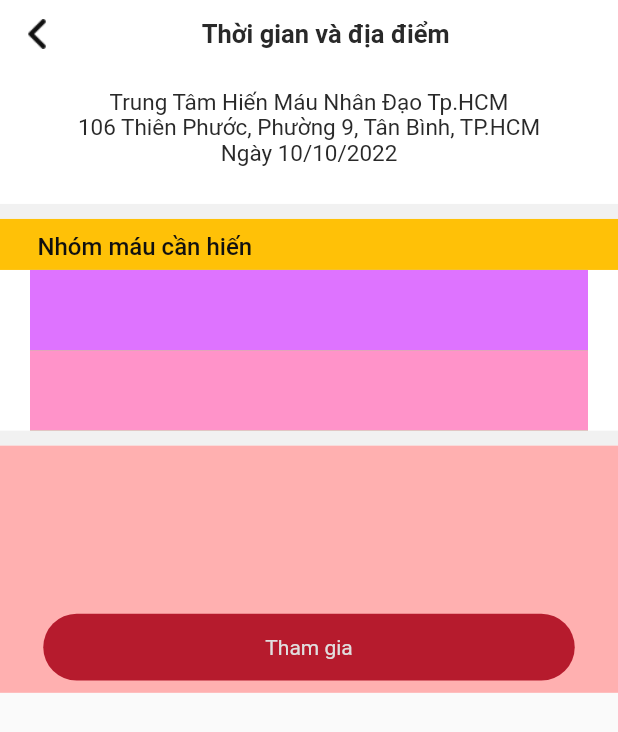
After one commit to iuhgdsc/bloody, a Flutter app: the Donation1 screen opened by its route, on a phone screen of 412 x 824 dp. The commit adds this screen. Shown: the top 732 px of the screen. Run offline on Flutter 3.47's test engine with Material 2 defaults, Android fonts, the phone set to English and light mode, and no system bars; our stand-ins replace flutter_markdown, font_awesome_flutter, go_router; network calls fail.

Commit message:
the seconds
the seconds

```diff
--- /dev/null
+++ b/lib/config/routes/app_route_config.dart
@@ -0,0 +1,43 @@
+import 'package:bloody/config/routes/app_route_constants.dart';
+import 'package:bloody/pages/Home.dart';
+import 'package:flutter/material.dart';
+import 'package:go_router/go_router.dart';
+import 'package:bloody/pages/BloodDonationEventRegister/Donation1.dart';
+import 'package:bloody/pages/BloodDonationEventRegister/Donation2.dart';
+
+class NyAppRouter {
+  GoRouter router = GoRouter(
+    routes: [
+      GoRoute(
+        name: MyAppRouteConstants.homeRouteName,
+        path: '/',
+        pageBuilder: (context, state) {
+          return MaterialPage(child: Home());
+        },
+      ),
+      GoRoute(
+        name: MyAppRouteConstants.donation1RouteName,
+        path: '/Donation1',
+        pageBuilder: (context, state) {
+          return MaterialPage(child: Donation1());
+        },
+      ),
+      GoRoute(
+        name: MyAppRouteConstants.donation2RouteName,
+        path: '/Donation2',
+        pageBuilder: (context, state) {
+          return MaterialPage(child: Donation2());
+        },
+      ),
+    ],
+    errorPageBuilder: (context, state) {
+      return MaterialPage(
+          child: Container(
+        child: Center(
+          child: Text('ErrorPage'),
+        ),
+      ));
+    },
+  );
+  // return router;
+}
--- /dev/null
+++ b/lib/config/routes/app_route_constants.dart
@@ -0,0 +1,5 @@
+class MyAppRouteConstants {
+  static const String homeRouteName = 'home';
+  static const String donation1RouteName = 'Donation1';
+  static const String donation2RouteName = 'Donation2';
+}
--- /dev/null
+++ b/lib/pages/BloodDonationEventRegister/Donation1.dart
@@ -0,0 +1,138 @@
+import 'package:bloody/config/routes/app_route_constants.dart';
+import 'package:flutter/material.dart';
+import 'package:go_router/go_router.dart';
+
+class Donation1 extends StatefulWidget {
+  @override
+  State<StatefulWidget> createState() {
+    return _Donation1();
+  }
+}
+
+class _Donation1 extends State<Donation1> with WidgetsBindingObserver {
+  @override
+  Widget build(BuildContext context) {
+    List<String> bloodGroup = ["A", "B", "C", "D"];
+    double height = MediaQuery.of(context).size.height;
+    double width = MediaQuery.of(context).size.width;
+    return SafeArea(
+        child: Scaffold(
+      body: Container(
+          color: Color.fromARGB(255, 255, 255, 255),
+          child: SingleChildScrollView(
+            child: Column(
+              children: [
+                Container(
+                  height: height * 0.055,
+                  child: Row(children: [
+                    Container(
+                      width: width * 0.12,
+                      child: Center(
+                        child: Image(
+                          image: AssetImage('assets/back.png'),
+                          width: 20,
+                          height: 20,
+                          color: Color.fromARGB(255, 16, 16, 16),
+                        ),
+                      ),
+                    ),
+                    Expanded(
+                      child: Container(
+                        margin: EdgeInsets.only(right: 23),
+                        child: Center(
+                            child: Text("Thời gian và địa điểm ",
+                                style: TextStyle(
+                                    fontSize: 17,
+                                    color: Color.fromARGB(255, 41, 41, 41),
+                                    fontWeight: FontWeight.w600))),
+                      ),
+                    )
+                  ]),
+                ),
+                Container(
+                  height: height * 0.11,
+                  padding: EdgeInsets.symmetric(vertical: 15, horizontal: 20),
+                  child: Text(
+                      "Trung Tâm Hiến Máu Nhân Đạo Tp.HCM \n106 Thiên Phước, Phường 9, Tân Bình, TP.HCM \nNgày 10/10/2022 ",
+                      textAlign: TextAlign.center,
+                      style: TextStyle(
+                        height: 1.1,
+                        fontSize: 15,
+                        color: Color.fromARGB(255, 41, 41, 41),
+                      )),
+                ),
+                Container(
+                  height: 10,
+                  color: Color.fromARGB(150, 232, 232, 232),
+                ),
+                Container(
+                  alignment: Alignment.centerLeft,
+                  color: Colors.amber,
+                  padding: EdgeInsets.symmetric(vertical: 5, horizontal: 25),
+                  child: Text("Nhóm máu cần hiến",
+                      style: TextStyle(
+                          height: 1.5,
+                          color: Color.fromARGB(255, 16, 16, 16),
+                          fontSize: 16,
+                          fontWeight: FontWeight.w500)),
+                ),
+                Container(
+                  height: height * 0.13,
+                  margin: EdgeInsets.symmetric(horizontal: 20),
+                  color: Color.fromARGB(255, 123, 255, 100),
+                  child: Column(children: [
+                    Container(
+                        color: Color.fromARGB(255, 222, 115, 255),
+                        height: height * 0.065,
+                        child: Row(
+                            mainAxisAlignment: MainAxisAlignment.spaceBetween,
+                            children: [
+                              Container(),
+                            ])),
+                    Container(
+                        color: Color.fromARGB(255, 255, 147, 201),
+                        height: height * 0.065,
+                        child: Row(children: []))
+                  ]),
+                ),
+                Container(
+                  height: 10,
+                  color: Color.fromARGB(150, 232, 232, 232),
+                ),
+                Container(
+                  height: height * 0.2,
+                  color: Color.fromARGB(149, 255, 120, 120),
+                  child: Column(children: [
+                    Container(
+                      height: height * 0.13,
+                    ),
+                    GestureDetector(
+                      onTap: () {
+                        GoRouter.of(context)
+                            .pushNamed(MyAppRouteConstants.donation2RouteName);
+                      },
+                      child: Container(
+                          margin: EdgeInsets.only(top: 5, bottom: 5),
+                          height: height * 0.054,
+                          width: width * 0.86,
+                          decoration: BoxDecoration(
+                            color: Color.fromARGB(255, 182, 27, 45),
+                            borderRadius:
+                                BorderRadius.all(Radius.circular(30.0)),
+                          ),
+                          child: Center(
+                            child: Text(
+                              "Tham gia",
+                              style: TextStyle(
+                                  color: Color.fromARGB(252, 225, 225, 225)),
+                            ),
+                          )),
+                    )
+                  ]),
+                ),
+              ],
+            ),
+          )),
+    ));
+  }
+}
--- a/lib/pages/Home.dart
+++ b/lib/pages/Home.dart
@@ -90,7 +90,7 @@ class _Home extends State<Home> with WidgetsBindingObserver {
                                             height: 35,
                                             fit: BoxFit.cover,
                                             image: AssetImage(
-                                              'assets/huyen.png',
+                                              'assets/joker.png',
                                             ),
                                             opacity:
                                                 const AlwaysStoppedAnimation(1),
--- a/lib/pages/HomeEvent_Emergency.dart
+++ b/lib/pages/HomeEvent_Emergency.dart
@@ -22,7 +22,7 @@ class _HomeEvent_Emergency extends State<HomeEvent_Emergency>
         time_ago: "2 giờ trước",
         isSuitable: true,
         description: "Phù hợp với hồ sơ hiến máu của bạn",
-        avatar: "assets/huyen.png"),
+        avatar: "assets/joker.png"),
     Emergency_ToExport(
         id: "2",
         name: "Cần gấp máu cho bệnh nhân suy thận",
@@ -32,7 +32,7 @@ class _HomeEvent_Emergency extends State<HomeEvent_Emergency>
         time_ago: "2 giờ trước",
         isSuitable: true,
         description: "Phù hợp với hồ sơ hiến máu của bạn",
-        avatar: "assets/huyen.png"),
+        avatar: "assets/joker.png"),
     Emergency_ToExport(
         id: "3",
         name: "Cần gấp máu cho bệnh nhân viêm phổi",
@@ -42,7 +42,7 @@ class _HomeEvent_Emergency extends State<HomeEvent_Emergency>
         time_ago: "3 giờ trước",
         isSuitable: true,
         description: "Phù hợp với hồ sơ hiến máu của bạn",
-        avatar: "assets/huyen.png"),
+        avatar: "assets/joker.png"),
   ];
 
   @override
--- a/pubspec.yaml
+++ b/pubspec.yaml
@@ -37,6 +37,7 @@ dependencies:
   cupertino_icons: ^1.0.2
   font_awesome_flutter: ^10.3.0
   flutter_markdown: ^0.6.13
+  go_router: ^6.0.2
 
 dev_dependencies:
   flutter_test:
@@ -62,7 +63,7 @@ flutter:
   # To add assets to your application, add an assets section, like this:
   assets:
     - assets/search.png
-    - assets/huyen.png
+    - assets/joker.png
     - assets/back.png
     - assets/MapOfBD.png
 
```
Also changed, not shown: lib/main.dart (+8 -2 lines), lib/pages/BloodDonationEventRegister/Donation2.dart (added, +50 -0 lines), lib/pages/Emergency/EmergencyBoodDonation_Details.dart (+11 -3 lines), assets/joker.png (added).
